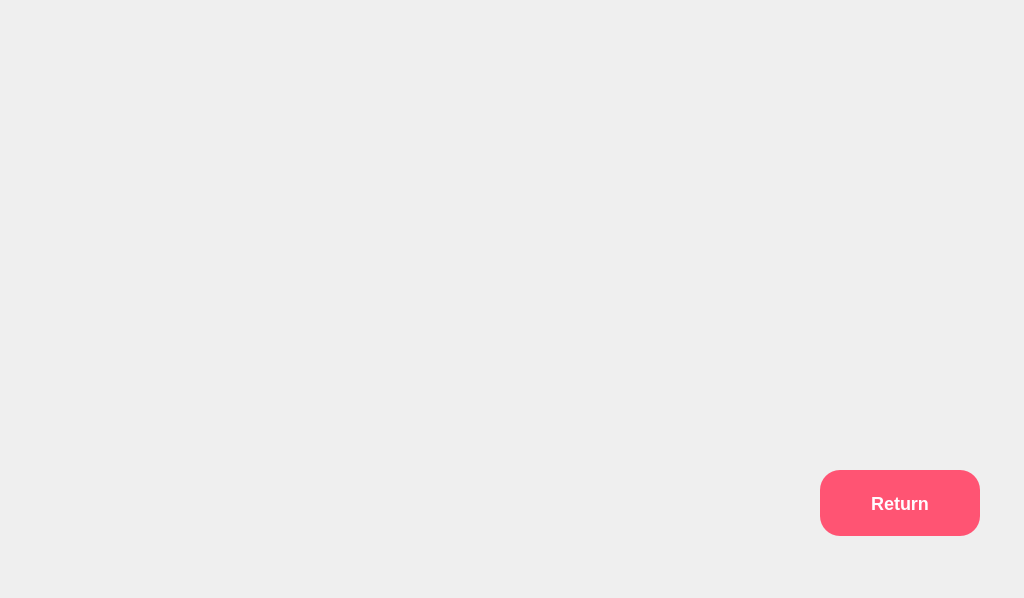
Old version of the form Front/result.ui in the repository ahmads1990/GradProjectApp.
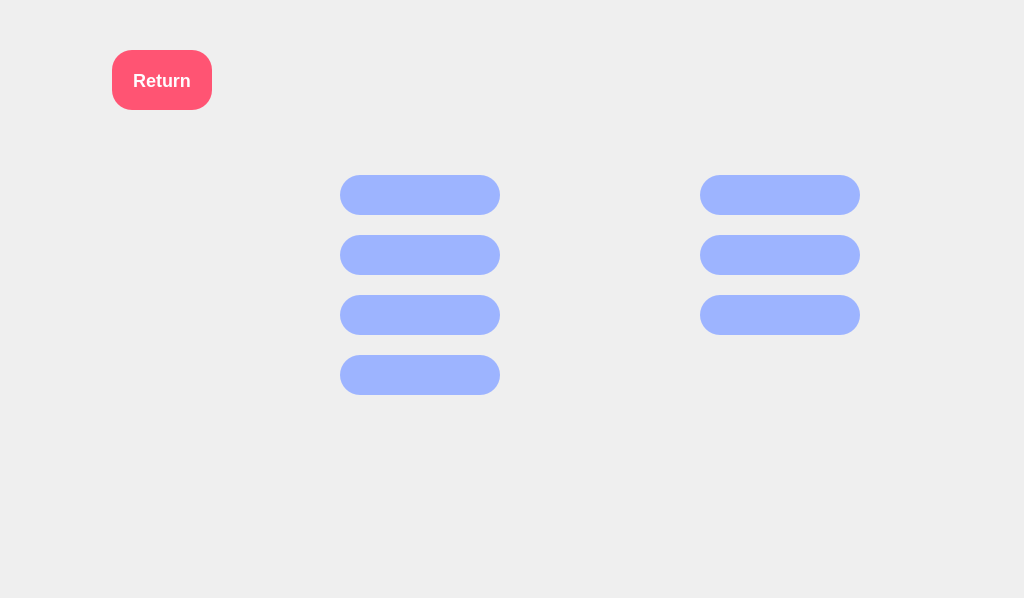
New version of the form. Icons and pictures are not drawn.

Diff of the .ui file:
```diff
--- a/Front/result.ui
+++ b/Front/result.ui
@@ -35,10 +35,10 @@
    <widget class="QPushButton" name="GoBack">
     <property name="geometry">
      <rect>
-      <x>820</x>
-      <y>470</y>
-      <width>160</width>
-      <height>66</height>
+      <x>112</x>
+      <y>50</y>
+      <width>100</width>
+      <height>60</height>
      </rect>
     </property>
     <property name="styleSheet">
@@ -69,6 +69,118 @@
      <string/>
     </property>
    </widget>
+   <widget class="QTextEdit" name="txtEdit_ID">
+    <property name="geometry">
+     <rect>
+      <x>340</x>
+      <y>175</y>
+      <width>160</width>
+      <height>40</height>
+     </rect>
+    </property>
+    <property name="styleSheet">
+     <string notr="true">background-color: rgb(157, 180, 255);
+border-radius: 20px;
+font-size: 12px;
+color: rgb(0, 0, 0);</string>
+    </property>
+   </widget>
+   <widget class="QTextEdit" name="txtEdit_Name">
+    <property name="geometry">
+     <rect>
+      <x>340</x>
+      <y>235</y>
+      <width>160</width>
+      <height>40</height>
+     </rect>
+    </property>
+    <property name="styleSheet">
+     <string notr="true">background-color: rgb(157, 180, 255);
+border-radius: 20px;
+font-size: 12px;
+color: rgb(0, 0, 0);</string>
+    </property>
+   </widget>
+   <widget class="QTextEdit" name="txtEdit_Email">
+    <property name="geometry">
+     <rect>
+      <x>340</x>
+      <y>295</y>
+      <width>160</width>
+      <height>40</height>
+     </rect>
+    </property>
+    <property name="styleSheet">
+     <string notr="true">background-color: rgb(157, 180, 255);
+border-radius: 20px;
+font-size: 12px;
+color: rgb(0, 0, 0);</string>
+    </property>
+   </widget>
+   <widget class="QTextEdit" name="txtEdit_Phone">
+    <property name="geometry">
+     <rect>
+      <x>340</x>
+      <y>355</y>
+      <width>160</width>
+      <height>40</height>
+     </rect>
+    </property>
+    <property name="styleSheet">
+     <string notr="true">background-color: rgb(157, 180, 255);
+border-radius: 20px;
+font-size: 12px;
+color: rgb(0, 0, 0);</string>
+    </property>
+   </widget>
+   <widget class="QTextEdit" name="txtEdit_Age">
+    <property name="geometry">
+     <rect>
+      <x>700</x>
+      <y>175</y>
+      <width>160</width>
+      <height>40</height>
+     </rect>
+    </property>
+    <property name="styleSheet">
+     <string notr="true">background-color: rgb(157, 180, 255);
+border-radius: 20px;
+font-size: 12px;
+color: rgb(0, 0, 0);</string>
+    </property>
+   </widget>
+   <widget class="QTextEdit" name="txtEdit_Gender">
+    <property name="geometry">
+     <rect>
+      <x>700</x>
+      <y>235</y>
+      <width>160</width>
+      <height>40</height>
+     </rect>
+    </property>
+    <property name="styleSheet">
+     <string notr="true">background-color: rgb(157, 180, 255);
+border-radius: 20px;
+font-size: 12px;
+color: rgb(0, 0, 0);</string>
+    </property>
+   </widget>
+   <widget class="QTextEdit" name="txtEdit_Diagnosis">
+    <property name="geometry">
+     <rect>
+      <x>700</x>
+      <y>295</y>
+      <width>160</width>
+      <height>40</height>
+     </rect>
+    </property>
+    <property name="styleSheet">
+     <string notr="true">background-color: rgb(157, 180, 255);
+border-radius: 20px;
+font-size: 12px;
+color: rgb(0, 0, 0);</string>
+    </property>
+   </widget>
    <zorder>background</zorder>
    <zorder>GoBack</zorder>
   </widget>
```
Left out of the diff: 9 changed lines with no effect on the pictures.
